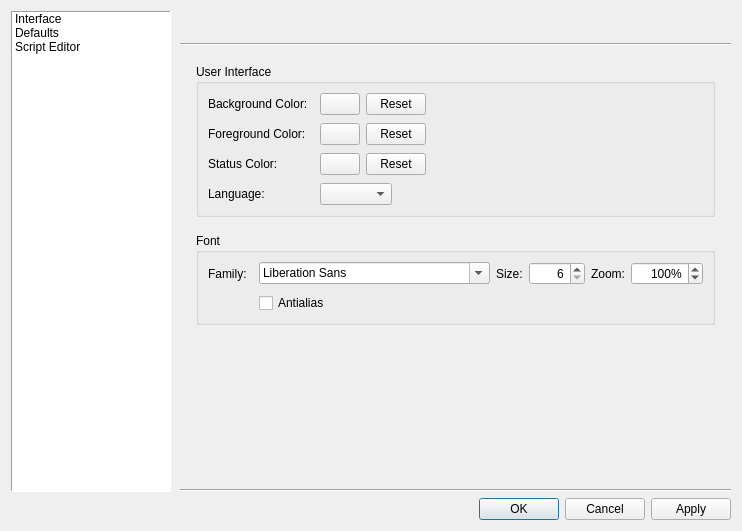
sanny32/OpenModSim, file src/dialogs/dialogpreferences.ui: the form before one commit.
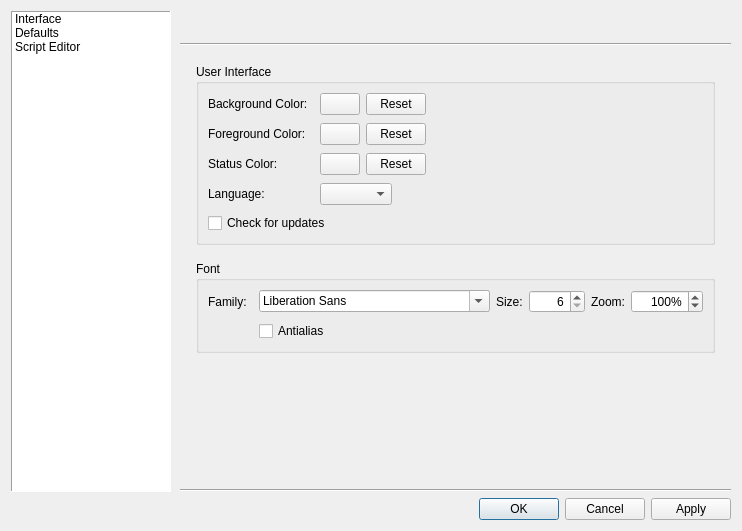
The form after the commit. The open tabs and pages were chosen to show the change. Icons and pictures are not drawn. Custom widgets are drawn as their Qt base class.

Diff of the .ui file:
```diff
--- a/src/dialogs/dialogpreferences.ui
+++ b/src/dialogs/dialogpreferences.ui
@@ -334,6 +334,13 @@
                 <item row="3" column="1">
                  <widget class="QComboBox" name="comboBoxLanguage"/>
                 </item>
+                <item row="4" column="0" colspan="2">
+                 <widget class="QCheckBox" name="checkBoxCheckForUpdates">
+                  <property name="text">
+                   <string>Check for updates</string>
+                  </property>
+                 </widget>
+                </item>
                </layout>
               </widget>
              </item>
```
